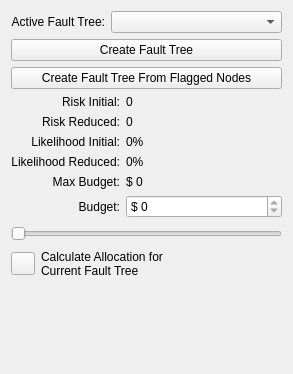
Before: the Qt Designer form plugins/calculate/dmzMBRAFTCalculateForm.ui in dmzgroup/mbra, drawn with Qt 5.
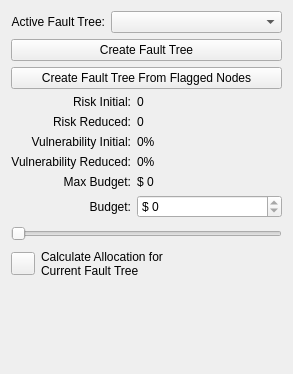
After: the same form once the commit is applied.

```diff
--- a/plugins/calculate/dmzMBRAFTCalculateForm.ui
+++ b/plugins/calculate/dmzMBRAFTCalculateForm.ui
@@ -115,7 +115,7 @@
      <item row="2" column="0">
       <widget class="QLabel" name="label_5">
        <property name="text">
-        <string>Likelihood Initial:</string>
+        <string>Vulnerability Initial:</string>
        </property>
        <property name="alignment">
         <set>Qt::AlignRight|Qt::AlignTrailing|Qt::AlignVCenter</set>
@@ -138,7 +138,7 @@
      <item row="3" column="0">
       <widget class="QLabel" name="label_6">
        <property name="text">
-        <string>Likelihood Reduced:</string>
+        <string>Vulnerability Reduced:</string>
        </property>
        <property name="alignment">
         <set>Qt::AlignRight|Qt::AlignTrailing|Qt::AlignVCenter</set>
```
Left out of the diff: 20 changed lines with no effect on the pictures.
